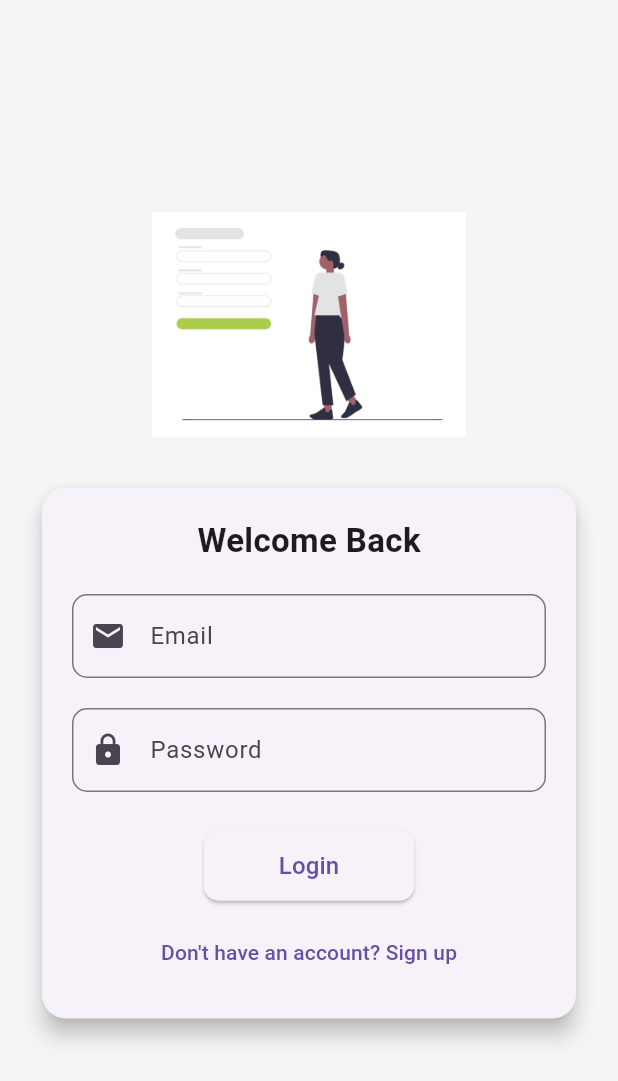
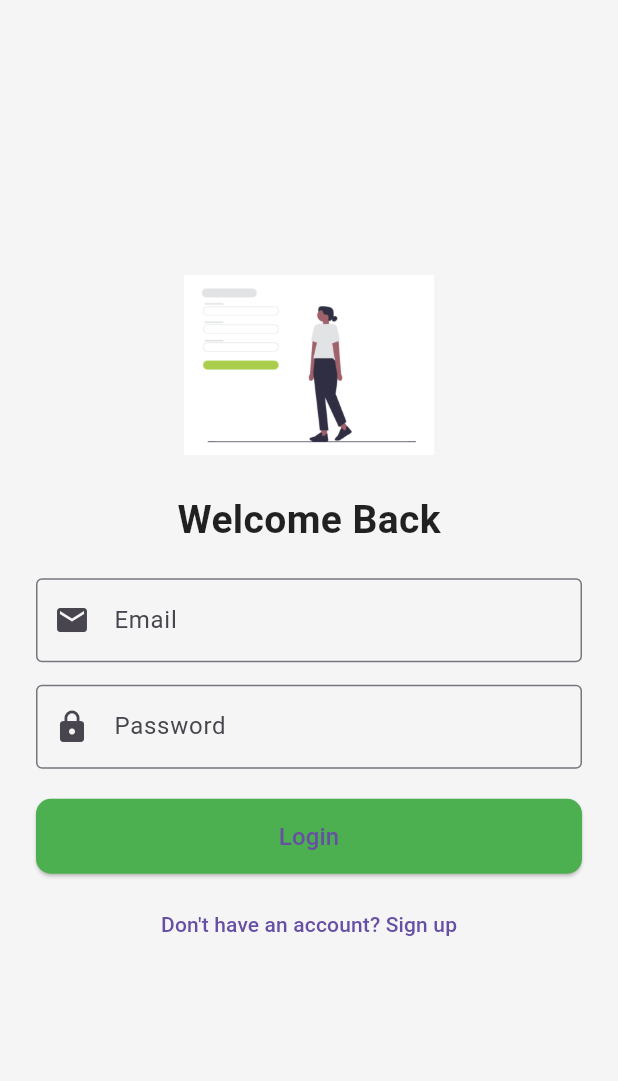
Before and after one commit to parshav42/day-one-flutter, a Flutter app: the screen it shows after launch, on a phone screen of 412 x 824 dp. Shown: the top 1081 px of the screen. Run offline on Flutter 3.47's test engine with Material 3 defaults, Android fonts, the phone set to English and light mode, and no system bars; our stand-ins replace firebase_auth, firebase_core, firebase_storage, hive, hive_flutter, image_picker; accounts and stored records are empty.

Commit message:
third day

```diff
--- a/firstapp/lib/login.dart
+++ b/firstapp/lib/login.dart
@@ -1,130 +1,117 @@
 import 'package:flutter/material.dart';
 import 'package:firebase_auth/firebase_auth.dart';
-import 'home.dart';
-import 'signup.dart';
+import 'package:hive/hive.dart';
 
 class LoginPage extends StatefulWidget {
+  const LoginPage({super.key});
+
   @override
-  _LoginPageState createState() => _LoginPageState();
+  State<LoginPage> createState() => _LoginPageState();
 }
 
 class _LoginPageState extends State<LoginPage> {
   final emailController = TextEditingController();
   final passwordController = TextEditingController();
-  final FirebaseAuth _auth = FirebaseAuth.instance;
+  bool isLogin = true;
+  bool loading = false;
 
-  void showErrorDialog(String message) {
-    showDialog(
-      context: context,
-      builder: (_) => AlertDialog(
-        title: Text('Login Failed'),
-        content: Text(message),
-        actions: [
-          TextButton(
-              onPressed: () => Navigator.pop(context), child: Text("OK"))
-        ],
-      ),
+  void _toggleMode() {
+    setState(() => isLogin = !isLogin);
+  }
+
+  Future<void> _authenticate() async {
+    setState(() => loading = true);
+    try {
+      UserCredential userCred;
+      if (isLogin) {
+        // Login
+        userCred = await FirebaseAuth.instance.signInWithEmailAndPassword(
+          email: emailController.text.trim(),
+          password: passwordController.text.trim(),
+        );
+      } else {
+        // Sign Up
+        userCred = await FirebaseAuth.instance.createUserWithEmailAndPassword(
+          email: emailController.text.trim(),
+          password: passwordController.text.trim(),
         );
       }
 
-  void login() async {
-    try {
-      await _auth.signInWithEmailAndPassword(
-        email: emailController.text.trim(),
-        password: passwordController.text.trim(),
+      // Save login state
+      final settingsBox = Hive.box('settings');
+      settingsBox.put('isLoggedIn', true);
+
+      if (mounted) {
+        Navigator.pushReplacementNamed(context, '/home');
+      }
+    } on FirebaseAuthException catch (e) {
+      ScaffoldMessenger.of(context).showSnackBar(
+        SnackBar(content: Text(e.message ?? "Authentication error")),
       );
-
-      ScaffoldMessenger.of(context).showSnackBar(
-        SnackBar(content: Text('Login Successful')),
-      );
-
-      Navigator.pushReplacement(
-        context,
-        MaterialPageRoute(builder: (context) => HomePage()),
-      );
-    } catch (e) {
-      showErrorDialog(e.toString());
+    } finally {
+      setState(() => loading = false);
     }
   }
 
   @override
   Widget build(BuildContext context) {
     return Scaffold(
-      // Optional background color or image
       backgroundColor: Colors.grey[100],
       body: Center(
         child: SingleChildScrollView(
-          padding: EdgeInsets.all(24),
-          child: Column(
-            mainAxisAlignment: MainAxisAlignment.center,
-            children: [
-              // Add image (logo or illustration)
-              Image.asset(
-                'assets/images/login.png', // Make sure the image exists in assets
-                height: 150,
-              ),
-              SizedBox(height: 30),
-              Card(
-                shape: RoundedRectangleBorder(
-                    borderRadius: BorderRadius.circular(16)),
-                elevation: 6,
-                child: Padding(
-                  padding: const EdgeInsets.all(20),
+          padding: const EdgeInsets.all(24),
           child: Column(
             children: [
+              Image.asset(
+                'assets/images/login.png',
+                height: 120,
+              ),
+              const SizedBox(height: 25),
               Text(
-                        "Welcome Back",
-                        style: TextStyle(
-                            fontSize: 22, fontWeight: FontWeight.bold),
+                isLogin ? "Welcome Back" : "Create Account",
+                style: const TextStyle(fontSize: 26, fontWeight: FontWeight.bold),
               ),
-                      SizedBox(height: 20),
+              const SizedBox(height: 20),
               TextField(
                 controller: emailController,
-                        decoration: InputDecoration(
+                decoration: const InputDecoration(
                   labelText: "Email",
                   prefixIcon: Icon(Icons.email),
-                          border: OutlineInputBorder(
+                  border: OutlineInputBorder(),
+                ),
+              ),
+              const SizedBox(height: 15),
+              TextField(
+                controller: passwordController,
+                obscureText: true,
+                decoration: const InputDecoration(
+                  labelText: "Password",
+                  prefixIcon: Icon(Icons.lock),
+                  border: OutlineInputBorder(),
+                ),
+              ),
+              const SizedBox(height: 20),
+              ElevatedButton(
+                onPressed: loading ? null : _authenticate,
+                style: ElevatedButton.styleFrom(
+                  minimumSize: const Size(double.infinity, 50),
+                  backgroundColor: Colors.green,
+                  shape: RoundedRectangleBorder(
                     borderRadius: BorderRadius.circular(10),
                   ),
                 ),
+                child: loading
+                    ? const CircularProgressIndicator(color: Colors.white)
+                    : Text(isLogin ? "Login" : "Sign Up",
+                        style: const TextStyle(fontSize: 16)),
               ),
-                      SizedBox(height: 20),
-                      TextField(
-                        controller: passwordController,
-                        decoration: InputDecoration(
-                          labelText: "Password",
-                          prefixIcon: Icon(Icons.lock),
-                          border: OutlineInputBorder(
-                            borderRadius: BorderRadius.circular(10),
-                          ),
-                        ),
-                        obscureText: true,
-                      ),
-                      SizedBox(height: 25),
-                      ElevatedButton(
-                        onPressed: login,
-                        style: ElevatedButton.styleFrom(
-                          padding: EdgeInsets.symmetric(
-                              vertical: 12, horizontal: 50),
-                          shape: RoundedRectangleBorder(
-                              borderRadius: BorderRadius.circular(10)),
-                        ),
-                        child: Text("Login", style: TextStyle(fontSize: 16)),
-                      ),
-                      SizedBox(height: 10),
+              const SizedBox(height: 10),
               TextButton(
-                        onPressed: () {
-                          // Replace with your sign up page
-                          Navigator.push(
-                            context,
-                            MaterialPageRoute(
-                                builder: (_) => SignupPage()), // change this later
-                          );
-                        },
-                        child: Text("Don't have an account? Sign up"),
-                      ),
-                    ],
-                  ),
+                onPressed: _toggleMode,
+                child: Text(
+                  isLogin
+                      ? "Don't have an account? Sign up"
+                      : "Already have an account? Login",
                 ),
               ),
             ],
--- a/firstapp/lib/main.dart
+++ b/firstapp/lib/main.dart
@@ -1,40 +1,63 @@
-
 import 'package:flutter/material.dart';
 import 'package:firebase_core/firebase_core.dart';
+import 'package:hive_flutter/hive_flutter.dart';
+import 'package:firebase_auth/firebase_auth.dart';
+
+import 'firebase_options.dart';
 import 'home.dart';
-import 'login.dart'; // Ensure this import points to the file where LoginPage is defined
-import 'firebase_options.dart'; // Import the generated Firebase options
- // Ensure this import points to the file where LoginPage is defined
+import 'login.dart';
 
-void main() async{
+void main() async {
   WidgetsFlutterBinding.ensureInitialized();
+
+  // Initialize Firebase
   await Firebase.initializeApp(
     options: DefaultFirebaseOptions.currentPlatform,
   );
-  runApp(MyApp());
+
+  // Initialize Hive
+  await Hive.initFlutter();
+  await Hive.openBox('products');
+  await Hive.openBox('settings');
+
+  final settingsBox = Hive.box('settings');
+
+  // Load login state
+  bool isLoggedIn = settingsBox.get('isLoggedIn', defaultValue: false);
+
+  // Sync Hive state with Firebase Auth
+  if (FirebaseAuth.instance.currentUser == null) {
+    isLoggedIn = false;
+    settingsBox.put('isLoggedIn', false);
+  } else {
+    isLoggedIn = true;
+    settingsBox.put('isLoggedIn', true);
+  }
+
+  runApp(MyApp(isLoggedIn: isLoggedIn));
 }
 
 class MyApp extends StatelessWidget {
-  const MyApp({super.key});
+  final bool isLoggedIn;
+  const MyApp({super.key, required this.isLoggedIn});
 
   @override
   Widget build(BuildContext context) {
     return MaterialApp(
+      title: 'Store App',
       debugShowCheckedModeBanner: false,
-      themeMode: ThemeMode.light,
       theme: ThemeData(
-        primarySwatch: Colors.green,
-        scaffoldBackgroundColor: Colors.white,
+        primarySwatch: Colors.indigo,
+        scaffoldBackgroundColor: Colors.grey[50],
+        textTheme: const TextTheme(
+          bodyLarge: TextStyle(color: Colors.black87),
+          bodyMedium: TextStyle(color: Colors.black87),
+        ),
       ),
-      darkTheme: ThemeData(
-        brightness: Brightness.dark,
-        primarySwatch: Colors.green,
-      ),
+      initialRoute: isLoggedIn ? '/home' : '/',
       routes: {
-        '/': (context) => LoginPage(),
-
-        // '/home': (context) => HomePage(), // Placeholder for home page
-
+        '/': (context) =>  LoginPage(),
+        '/home': (context) => const HomePage(),
       },
     );
   }
--- a/firstapp/pubspec.yaml
+++ b/firstapp/pubspec.yaml
@@ -45,6 +45,7 @@ dependencies:
   image_picker: ^1.1.2
   hive: ^2.2.3
   hive_flutter: ^1.1.0
+  path_provider: ^2.1.5
 
 
 dev_dependencies:
```
Also changed, not shown: firstapp/lib/home.dart (+140 -84 lines), firstapp/lib/profile_page.dart (+109 -21 lines), firstapp/pubspec.lock, 1 other file. Lines whose indentation alone changed are shown as unchanged.
